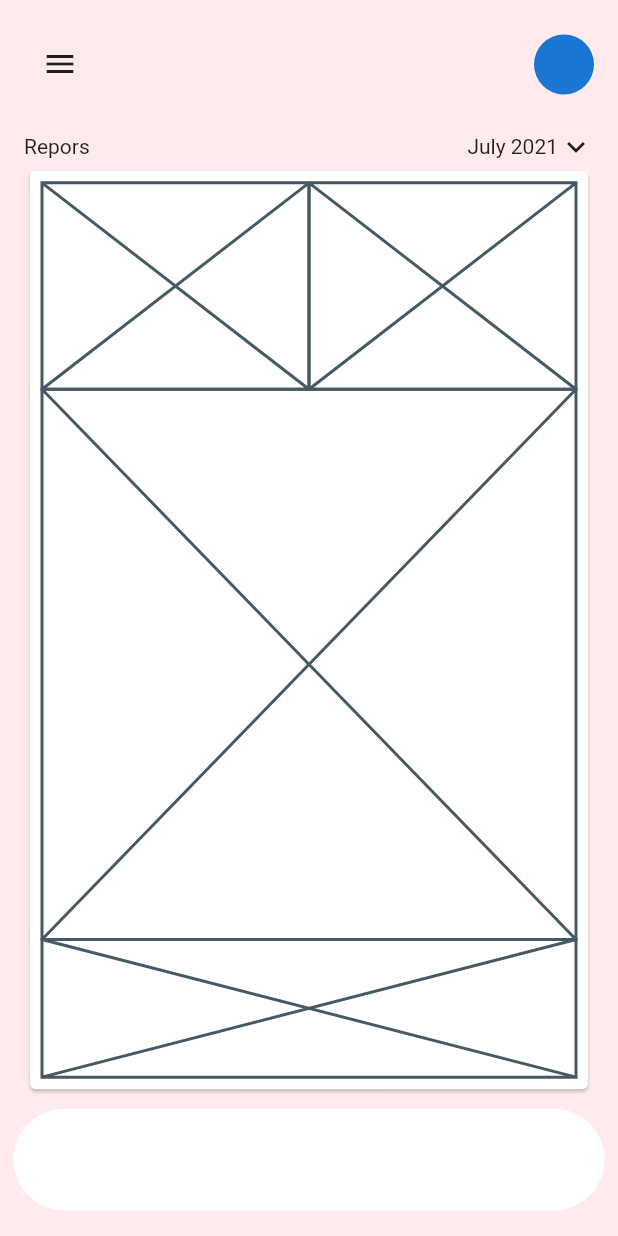
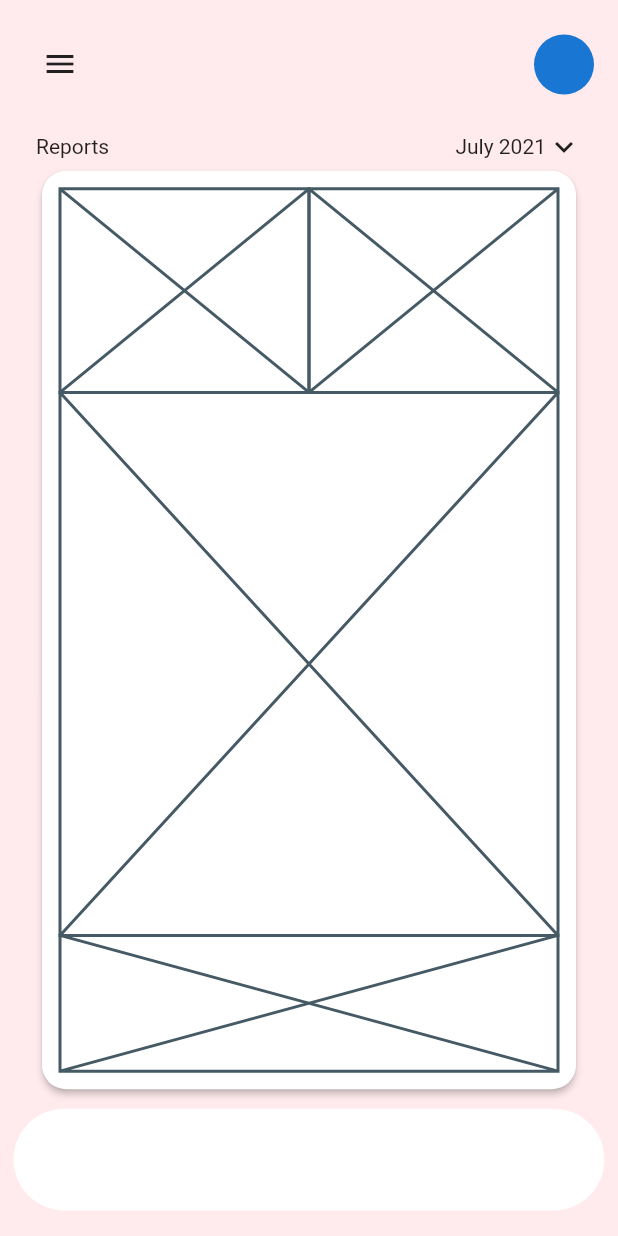
Before and after one commit to JAICHANGPARK/flutter_notebook_11th_story, a Flutter app: the screen it shows after launch, on a phone screen of 412 x 824 dp. Run offline on Flutter 3.47's test engine with Material 2 defaults, Android fonts, the phone set to English and light mode, and no system bars; our stand-ins replace backdrop, badges, flutter_inner_drawer, flutter_slidable, flutter_swiper, google_fonts.

Commit message:
Update bank_balance_page.dart

```diff
--- a/lib/ep749_bank_app/ui/bank_balance_page.dart
+++ b/lib/ep749_bank_app/ui/bank_balance_page.dart
@@ -33,20 +33,24 @@ class _BankBalancePageState extends State<BankBalancePage> {
                   ),
                 )),
             Expanded(flex: 15, child: Padding(
-              padding: const EdgeInsets.symmetric(horizontal: 16),
+              padding: const EdgeInsets.symmetric(horizontal: 24),
               child: Column(
                 children: [
                   Row(
                     children: [
-                      Text("Repors"),
+                      Text("Reports"),
                       Spacer(),
                       Text("July 2021"),
                       Icon(Icons.keyboard_arrow_down_outlined),
                     ],
                   ),
                   Expanded(child: Card(
+                    elevation: 2,
+                    shape: RoundedRectangleBorder(
+                      borderRadius: BorderRadius.circular(16)
+                    ),
                     child: Padding(
-                      padding: const EdgeInsets.all(8.0),
+                      padding: const EdgeInsets.all(12.0),
                       child: Column(
                         children: [
                           Expanded(
```
